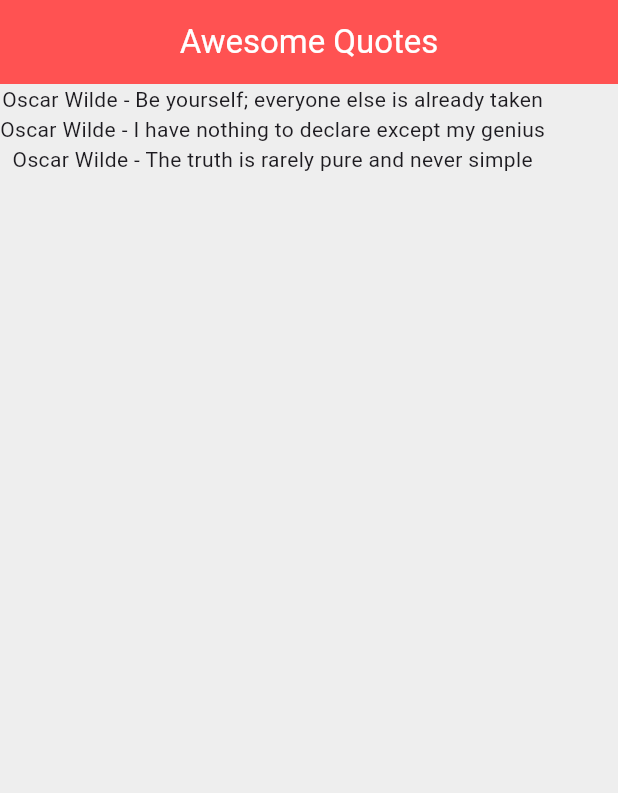
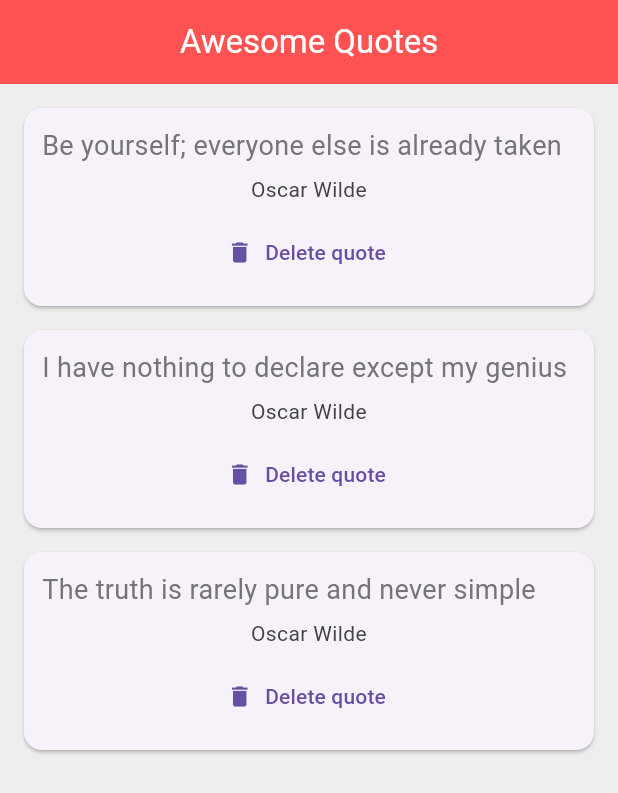
Before and after one commit to ferzanoveri/flutter_project_2, a Flutter app: the screen it shows after launch, on a phone screen of 412 x 824 dp. Shown: the top 793 px of the screen. Run offline on Flutter 3.47's test engine with Material 3 defaults, Android fonts, the phone set to English and light mode, and no system bars.

Commit message:
create card

```diff
--- a/lib/main.dart
+++ b/lib/main.dart
@@ -1,5 +1,6 @@
 import 'package:flutter/material.dart';
 import 'quote.dart';
+import 'quote_card.dart';
 
 void main() {
   runApp(MaterialApp(
@@ -35,7 +36,14 @@ class _QuoteListState extends State<QuoteList> {
         backgroundColor: Colors.redAccent,
       ),
       body: Column(
-        children: quotes.map((quote) => Text('${quote.author} - ${quote.text}')).toList(),
+        children: quotes.map((quote) => QuoteCard(
+          quote: quote,
+          delete: () {
+            setState(() {
+              quotes.remove(quote);
+            });
+          }
+        )).toList(),
       ),
     );
   }
--- /dev/null
+++ b/lib/quote_card.dart
@@ -0,0 +1,46 @@
+import 'package:flutter/material.dart';
+import 'package:flutter_project_2/quote.dart';
+
+class QuoteCard extends StatelessWidget {
+
+  final Quote quote;
+  final VoidCallback delete;
+  QuoteCard ({required this.quote,required this.delete});
+
+  @override
+  Widget build(BuildContext context) {
+    return Card(
+      margin: EdgeInsets.fromLTRB(16.0, 16.0, 16.0, 0),
+      child: Padding(
+        padding: const EdgeInsets.all(12.0),
+        child: Column(
+          crossAxisAlignment: CrossAxisAlignment.stretch,
+          children: [
+            Text(
+              quote.text,
+              style: TextStyle(
+                  fontSize: 18.0,
+                  color: Colors.grey[600]
+              ),
+            ),
+            SizedBox(height: 6.0,),
+            Text(
+              quote.author,
+              style: TextStyle(
+                  fontSize: 14.0,
+                  color: Colors.grey[800]
+              ),
+              textAlign: TextAlign.center,
+            ),
+            SizedBox(height: 8.0),
+            TextButton.icon(
+              onPressed: delete,
+              icon: Icon(Icons.delete),
+              label: Text('Delete quote'),
+            )
+          ],
+        ),
+      ),
+    );
+  }
+}
```
